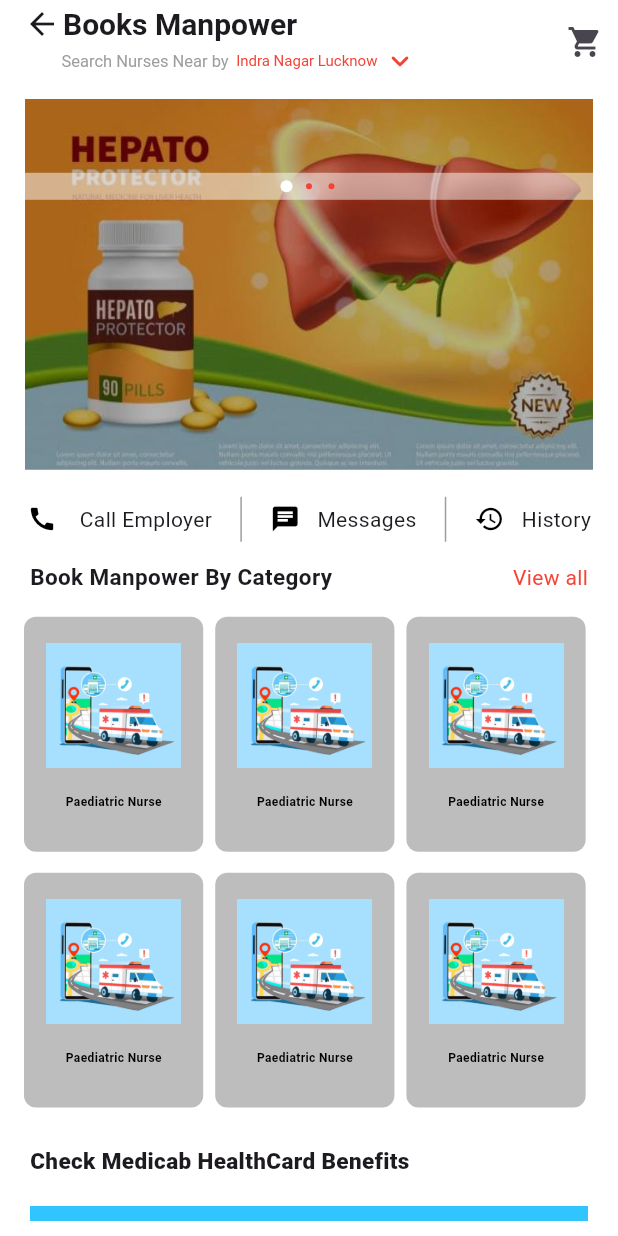
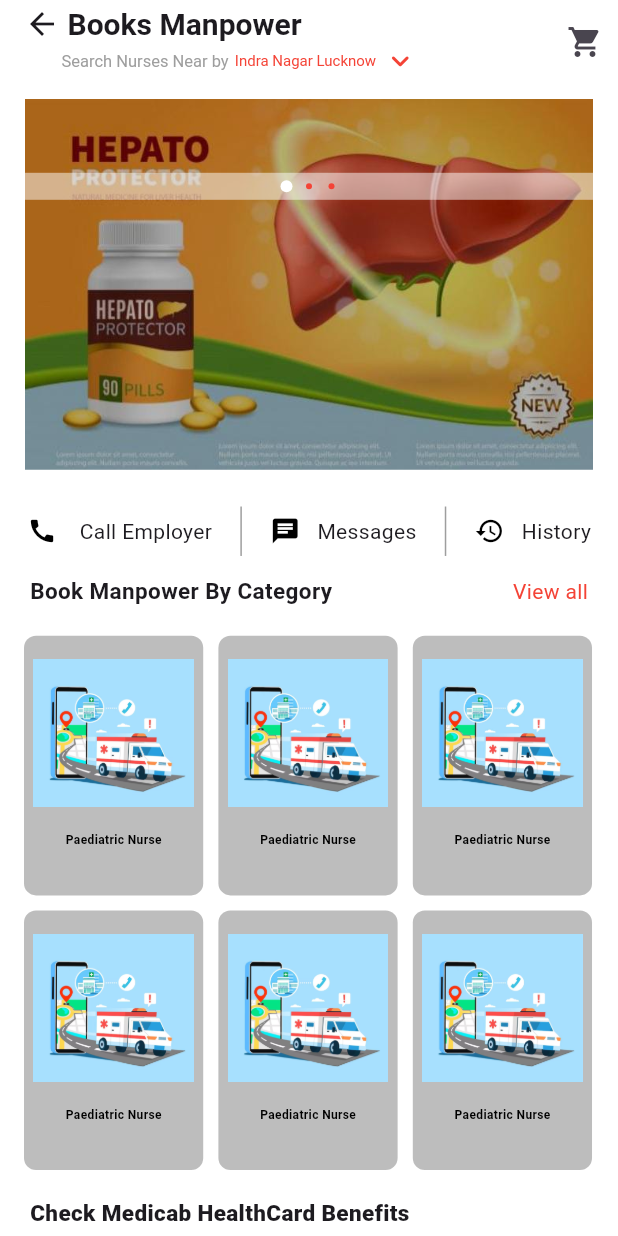
Before and after one commit to adityaverma47/MedCabTask, a Flutter app: the screen it shows after launch, on a phone screen of 412 x 824 dp. Run offline on Flutter 3.47's test engine with Material 3 defaults, Android fonts, the phone set to English and light mode, and no system bars; our stand-ins replace another_carousel_pro, flutter_screenutil; missing offline and left inert: material_icons_named.

Commit message:
utils commit done

```diff
--- a/lib/main.dart
+++ b/lib/main.dart
@@ -1,21 +1,29 @@
 import 'package:flutter/material.dart';
+import 'package:flutter_screenutil/flutter_screenutil.dart';
 import 'package:medcab_task/pages/dashboardscreen.dart';
 import 'package:medcab_task/pages/splashscreen.dart';
 import 'package:material_icons_named/material_icons_named.dart';
 
-void main() {
-  runApp(const MyApp());
-}
+void main() => runApp(MyApp());
 
 class MyApp extends StatelessWidget {
-  const MyApp({super.key});
+  const MyApp({Key? key}) : super(key: key);
 
   @override
   Widget build(BuildContext context) {
-    return MaterialApp(
-      debugShowCheckedModeBanner: false,
-      title: 'MedCab Task',
-      home:SplashScreen(),
+    return ScreenUtilInit(
+      designSize: const Size(360, 690),
+      builder: (_ , child) {
+        return MaterialApp(
+          debugShowCheckedModeBanner: false,
+          title: 'MedCabask Project',
+          theme: ThemeData(
+            primarySwatch: Colors.blue,
+          ),
+          home: child,
+        );
+      },
+      child: const SplashScreen(),
     );
   }
 }
--- a/lib/pages/dashboardscreen.dart
+++ b/lib/pages/dashboardscreen.dart
@@ -1,7 +1,9 @@
 import 'package:another_carousel_pro/another_carousel_pro.dart';
 import 'package:flutter/material.dart';
+import 'package:flutter_screenutil/flutter_screenutil.dart';
 import '../model/CheckBoxList.dart';
 import '../model/CheckBoxQuestionsList.dart';
+
 import 'package:material_icons_named/material_icons_named.dart';
 
 
@@ -17,8 +19,8 @@ class _StartScreen extends State<DashBoardScreen> {
       child: Row(
         children: [
           Container(
-              height: MediaQuery.of(context).size.height*0.19,
-              width: MediaQuery.of(context).size.width*0.29,
+              height: .21.sh,
+              width: .29.sw,
               decoration: BoxDecoration(
                 color: Colors.black26,
                 borderRadius: BorderRadius.circular(8),
@@ -28,8 +30,8 @@ class _StartScreen extends State<DashBoardScreen> {
                 Expanded(
                     flex: 3,
                     child: Padding(
-                      padding: const EdgeInsets.only(top: 1),
-                      child: Center(child: Image.asset('assets/images/amd.png',width: 90,)),
+                      padding: const EdgeInsets.only(top: 0.02),
+                      child: Center(child: Image.asset('assets/images/amd.png',width:.26.sw)),
                     )),
                 Expanded(
                   child: Padding(
@@ -68,9 +70,7 @@ class _StartScreen extends State<DashBoardScreen> {
                   Row(
                     children: [
                       Icon(Icons.arrow_back),
-                      SizedBox(
-                        width: 2,
-                      ),
+                    Padding(padding: EdgeInsets.only(left: 5)),
                       Text(
                         "Books Manpower",
                         style:
@@ -91,14 +91,14 @@ class _StartScreen extends State<DashBoardScreen> {
                         ),
                       ),
                       SizedBox(
-                        width: 5,
+                        width: .01.sw,
                       ),
                       Text(
                         "Indra Nagar Lucknow",
                         style: TextStyle(fontSize: 10, color: Colors.red),
                       ),
                       SizedBox(
-                        width: 3,
+                        width: .01.sw,
                       ),
                       Padding(
                         padding: const EdgeInsets.only(right: 20),
@@ -127,7 +127,7 @@ class _StartScreen extends State<DashBoardScreen> {
               //page1
               children: <Widget>[
                 SizedBox(
-                  height: MediaQuery.of(context).size.height*0.3,
+                  height: .3.sh,
                   child: AnotherCarousel(
                     images: [
                       Image.asset("assets/images/first.jpg"),
@@ -148,12 +148,12 @@ class _StartScreen extends State<DashBoardScreen> {
                   ),
                 ),
                 SizedBox(
-                  height: 10,
+                  height: .02.sh,
                 ),
                 Padding(
                   padding: const EdgeInsets.all(8.0),
                   child: Container(
-                    height: 30,
+                    height: .04.sh,
                     color: Colors.white,
                     child: IntrinsicHeight(
                       child: Row(
@@ -205,36 +205,35 @@ class _StartScreen extends State<DashBoardScreen> {
                   ),
                 ),
                 SizedBox(
-                  height: 5,
+                  height: .01.sh,
                 ),
                 SingleChildScrollView(
                   child: Row(
                     children: [
                       BookManpowerCategory(),
-                      SizedBox(width: 2,),
+                      SizedBox(width: 0.01.sw,),
                       BookManpowerCategory(),
-                      SizedBox(width: 2,),
+                      SizedBox(width:.01.sw,),
                       BookManpowerCategory(),
                     ],
                   ),
                 ),
                 SizedBox(
-                  height: 8,
+                  height: .01.sw,
                 ),
                 SingleChildScrollView(
-                  scrollDirection: Axis.horizontal,
                   child: Row(
                     children: [
                       BookManpowerCategory(),
-                      SizedBox(width: 2,),
+                      SizedBox(width: .01.sw,),
                       BookManpowerCategory(),
-                      SizedBox(width: 2,),
+                      SizedBox(width:.01.sw,),
                       BookManpowerCategory(),
                     ],
                   ),
                 ),
                 SizedBox(
-                  height: 15,
+                  height: .01.sh,
                 ),
                 SectionMore()
                 // Add more sections as needed
@@ -290,7 +289,7 @@ class _SectionFour1 extends State<SectionFour1> {
               },
             ),
             Image(
-              width: 10,
+              width: 0.01.sw,
               image: AssetImage("assets/images/dotted_line.png"),
             ),
           ],
@@ -378,7 +377,7 @@ class _SectionFour2 extends State<SectionFour2> {
             : Container(),
         (index < questionsList.length - 1)
             ? Container(
-                height: 2,
+                height: .002.sh,
                 margin: EdgeInsets.only(left: 10, right: 10),
                 decoration: BoxDecoration(color: Color(0xffe7e7e7)),
               )
@@ -398,8 +397,6 @@ class _SectionMore extends State<SectionMore> {
   Widget SingleProducts() {
     return Container(
         margin: EdgeInsets.symmetric(horizontal: 5),
-        height: 230,
-        width: 160,
         decoration: BoxDecoration(
           color: Colors.black26,
           borderRadius: BorderRadius.circular(12),
@@ -432,8 +429,6 @@ class _SectionMore extends State<SectionMore> {
           padding: const EdgeInsets.only(left: 35),
           child: Expanded(
             child: Container(
-              height: 70,
-              width: 70,
               decoration: BoxDecoration(
                 color: Colors.blueGrey,
                 borderRadius: BorderRadius.circular(180),
@@ -465,8 +460,8 @@ class _SectionMore extends State<SectionMore> {
           Padding(
             padding: const EdgeInsets.only(left: 10),
             child: Container(
-              height: MediaQuery.of(context).size.height*0.3,
-              width: MediaQuery.of(context).size.width*0.42,
+               height: 0.3.sh,
+               width: 0.42.sw,
               decoration: BoxDecoration(
                   color: Colors.black26,
                   borderRadius: BorderRadius.circular(8)),
@@ -476,7 +471,7 @@ class _SectionMore extends State<SectionMore> {
                   Expanded(
                       child: Padding(
                         padding: const EdgeInsets.only(top: 3),
-                        child: Container(child: Image.asset('assets/images/nurse.jpg',fit: BoxFit.fitWidth,width: 140,)),
+                        child: Container(child: Image.asset('assets/images/nurse.jpg',fit: BoxFit.fitWidth,width: .39.sw,)),
                       )),
                   Expanded(
                     child: Padding(
@@ -488,15 +483,14 @@ class _SectionMore extends State<SectionMore> {
                               Row(
                                 mainAxisAlignment: MainAxisAlignment.start,
                                 children: [
-
                                   Icon(
                                     Icons.star,
                                     color: Colors.yellow,
                                     size: 10,
                                   ),
-                                  SizedBox(width: 3,),
+                                  Padding(padding: EdgeInsets.only(left: 2)),
                                   Text("4.5"),
-                                  SizedBox(width: 2,),
+                                  Padding(padding: EdgeInsets.only(left: 2)),
                                   Text("(1230 review)",style: TextStyle(color: Colors.white70,fontSize: 10,),)
                                 ],
                               ),
@@ -514,16 +508,14 @@ class _SectionMore extends State<SectionMore> {
                                     color: Colors.black,
                                     fontWeight: FontWeight.normal),
                               ),
-                              SizedBox(
-                                height: 6,
-                              ),
+                              Padding(padding: EdgeInsets.only(top: 3)),
                               Row(
                                 mainAxisAlignment: MainAxisAlignment.start,
                                 children: [
                                   Expanded(
-                                    child: SizedBox(
-                                      height: 30,
                                       child: Center(
+                                        child: Container(
+                                          height: .08.sw,
                                           child: TextFormField(
                                             textAlign: TextAlign.center,
                                             decoration: InputDecoration(
@@ -532,14 +524,12 @@ class _SectionMore extends State<SectionMore> {
                                                 borderRadius: BorderRadius.circular(5),
                                                 borderSide: BorderSide(color: Colors.red)
                                               ),
-
                                              labelText: "Add to Cart",
-
+                                            ),
                                           ),
                                         ),
                                       ),
                                     )
-                                  ),
                                 ],
                               )
                             ])),
@@ -580,7 +570,7 @@ class _SectionMore extends State<SectionMore> {
         Padding(
           padding: const EdgeInsets.all(10.0),
           child: Container(
-            height: 180,
+            height: .5.sw,
             decoration: BoxDecoration(
               image: DecorationImage(
                   fit: BoxFit.cover,
@@ -589,12 +579,9 @@ class _SectionMore extends State<SectionMore> {
             ),
           ),
         ),
-
-        SizedBox(
-          height: 10,
-        ),
+        Padding(padding: EdgeInsets.only(bottom: 6)),
         Padding(
-          padding: const EdgeInsets.symmetric(vertical: 5, horizontal: 8),
+          padding: const EdgeInsets.symmetric(vertical: 3, horizontal: 8),
           child: Row(
             mainAxisAlignment: MainAxisAlignment.spaceBetween,
             children: [
@@ -605,13 +592,11 @@ class _SectionMore extends State<SectionMore> {
             ],
           ),
         ),
-        SizedBox(
-          height: 8,
-        ),
+     Padding(padding: EdgeInsets.only(bottom: 8)),
+
         Container(
-
     child: Padding(
-    padding: const EdgeInsets.all(8.0),
+    padding: const EdgeInsets.all(10.0),
     child: Center(
     child: GridView.count(
     shrinkWrap: true,
@@ -621,7 +606,6 @@ class _SectionMore extends State<SectionMore> {
     physics: NeverScrollableScrollPhysics(),
     children: [
     Container(
-      height: 50,
     decoration: BoxDecoration(
     color:arrColors[0],
 
@@ -655,10 +639,7 @@ class _SectionMore extends State<SectionMore> {
     ),
     ),
         ),
-
-        SizedBox(
-          height: 25,
-        ),
+        Padding(padding: EdgeInsets.only(top: 8)),
         Padding(
           padding: const EdgeInsets.symmetric(vertical: 5, horizontal: 8),
           child: Row(
@@ -666,34 +647,29 @@ class _SectionMore extends State<SectionMore> {
             children: [
               Text(
                 'Top Rated Manpower',
-                style: TextStyle(fontSize: 13, fontWeight: FontWeight.bold),
+                style: TextStyle(fontSize: 15, fontWeight: FontWeight.bold),
               ),
             ],
           ),
         ),
-        SizedBox(
-          height: 15,
-        ),
+       Padding(padding: EdgeInsets.only(bottom: 12)),
         Row(
             children:[ Category3(),
-              SizedBox(width: 5,),
+              Padding(padding: EdgeInsets.only(right: 1)),
               Category3(),],
             ),
-        SizedBox(height: 10,),
+        Padding(padding: EdgeInsets.only(top: 8)),
         Row(children: [
           Category3(),
-          SizedBox(width: 5,),
+          Padding(padding: EdgeInsets.only(right: 1)),
           Category3(),
         ],),
 
-        SizedBox(
-          height: 25,
-        ),
-
+        Padding(padding: EdgeInsets.only(bottom: 10)),
         Padding(
           padding: const EdgeInsets.only(left: 15, right: 15),
           child: SizedBox(
-            height: 110,
+            height: .4.sw,
             child: Expanded(
               child: AnotherCarousel(
                 images: [
@@ -722,12 +698,12 @@ class _SectionMore extends State<SectionMore> {
           ),
         ),
         SizedBox(
-          height: 10,
+          height: .01.sh,
         ),
         // page4
         SectionFour1(),
         Container(
-          height: 5,
+          height: .01.sw,
           margin: EdgeInsets.only(left: 10, right: 10),
           decoration: BoxDecoration(color: Color(0xffe7e7e7)),
         ),
@@ -738,7 +714,7 @@ class _SectionMore extends State<SectionMore> {
         ),
         SectionFour2(),
         Container(
-          height: 6,
+          height: .01.sw,
           margin: EdgeInsets.only(left: 10, right: 10),
           decoration: BoxDecoration(color: Color(0xffe7e7e7)),
         ),
--- a/pubspec.yaml
+++ b/pubspec.yaml
@@ -39,7 +39,7 @@ dependencies:
   another_carousel_pro: ^1.0.2
   animated_splash_screen: ^1.3.0
   material_icons_named: ^3.16.0
-
+  flutter_screenutil: ^5.9.0
   flutter_bloc: ^8.1.3
   bloc: ^8.1.2
   equatable: ^2.0.5
```
Also changed, not shown: pubspec.lock. Lines whose indentation alone changed are shown as unchanged.
